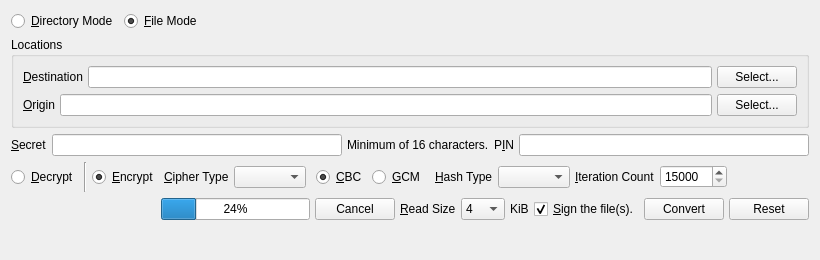
The window that branches/trunk/UI/spot-on-encryptfile-page.ui (textbrowser/spot-on) describes before a commit, drawn with Qt 5.
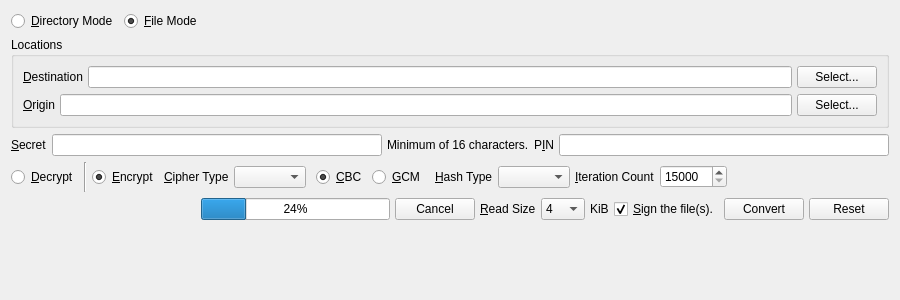
The same window after the commit.

Diff of the .ui file:
```diff
--- a/branches/trunk/UI/spot-on-encryptfile-page.ui
+++ b/branches/trunk/UI/spot-on-encryptfile-page.ui
@@ -6,8 +6,8 @@
    <rect>
     <x>0</x>
     <y>0</y>
-    <width>820</width>
-    <height>260</height>
+    <width>900</width>
+    <height>300</height>
    </rect>
   </property>
   <property name="windowTitle">
```
Left out of the diff: 11 changed lines with no effect on the pictures.
